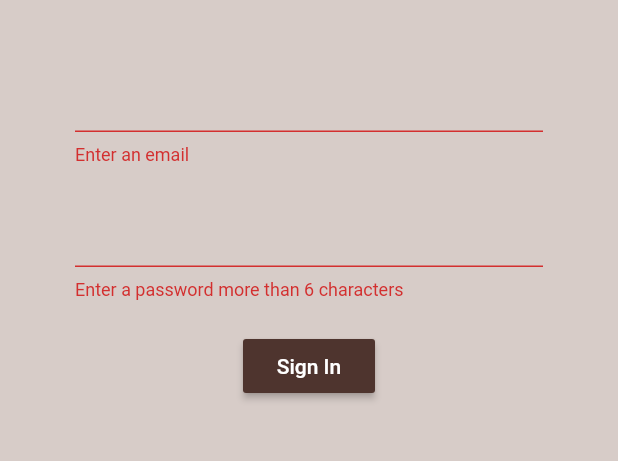
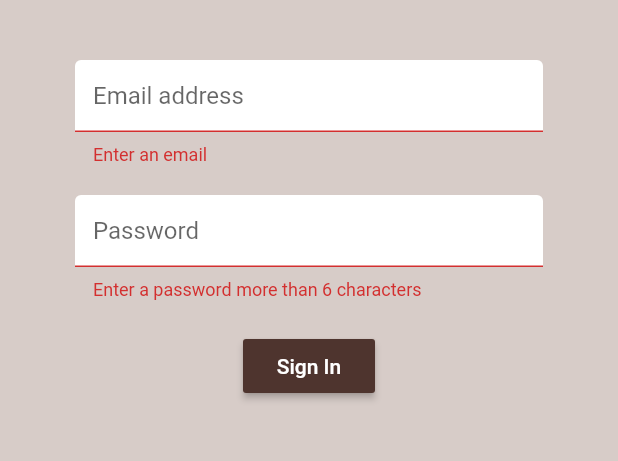
Before and after one commit to soumyadeep6845/Brewaholic, a Flutter app: the screen it shows after launch, after a tap on "Sign In", on a phone screen of 412 x 824 dp, the part 84-545 px from its top. Run offline on Flutter 3.47's test engine with Material 2 defaults, Android fonts, the phone set to English and light mode, and no system bars; our stand-ins replace firebase_auth, firebase_core; accounts and stored records are empty.

Commit message:
Added decoration to authentication screens

```diff
--- a/lib/screens/authenticate/register.dart
+++ b/lib/screens/authenticate/register.dart
@@ -1,4 +1,5 @@
 import 'package:brew_app/services/auth.dart';
+import 'package:brew_app/shared/constants.dart';
 import 'package:flutter/material.dart';
 
 class Register extends StatefulWidget {
@@ -47,6 +48,7 @@ class _RegisterState extends State<Register> {
             children: [
               SizedBox(height: 20),
               TextFormField(
+                decoration: textInputDecoration.copyWith(hintText: 'Email address'),
                 validator: (val) => val!.isEmpty ? 'Enter an email' : null,
                 onChanged: (val) {
                   setState(() {
@@ -56,6 +58,7 @@ class _RegisterState extends State<Register> {
               ),
               SizedBox(height: 20),
               TextFormField(
+                decoration: textInputDecoration.copyWith(hintText: 'Password'),
                 validator: (val) {
                   if (val!.length < 6) {
                     return 'Enter a password more than 6 characters';
@@ -81,8 +84,9 @@ class _RegisterState extends State<Register> {
                 ),
                 onPressed: () async {
                   if (_formKey.currentState!.validate()) {
-                    dynamic result = await _auth.registerWithEmailAndPassword(email, password);
-                    if(result == null) {
+                    dynamic result = await _auth.registerWithEmailAndPassword(
+                        email, password);
+                    if (result == null) {
                       setState(() {
                         error = 'Authentication failed. Please try again!';
                       });
--- a/lib/screens/authenticate/sign_in.dart
+++ b/lib/screens/authenticate/sign_in.dart
@@ -1,4 +1,5 @@
 import 'package:brew_app/services/auth.dart';
+import 'package:brew_app/shared/constants.dart';
 import 'package:flutter/material.dart';
 
 class SignIn extends StatefulWidget {
@@ -47,6 +48,7 @@ class _signInState extends State<SignIn> {
             children: [
               SizedBox(height: 20),
               TextFormField(
+                decoration: textInputDecoration.copyWith(hintText: 'Email address'),
                 validator: (val) => val!.isEmpty ? 'Enter an email' : null,
                 onChanged: (val) {
                   setState(() {
@@ -56,6 +58,7 @@ class _signInState extends State<SignIn> {
               ),
               SizedBox(height: 20),
               TextFormField(
+                decoration: textInputDecoration.copyWith(hintText: 'Password'),
                 validator: (val) {
                   if (val!.length < 6) {
                     return 'Enter a password more than 6 characters';
--- /dev/null
+++ b/lib/shared/constants.dart
@@ -0,0 +1,18 @@
+import 'package:flutter/material.dart';
+
+dynamic textInputDecoration = InputDecoration(
+  fillColor: Colors.white,
+  filled: true,
+  enabledBorder: OutlineInputBorder(
+    borderSide: BorderSide(
+      color: Colors.white,
+      width: 2,
+    ),
+  ),
+  focusedBorder: OutlineInputBorder(
+    borderSide: BorderSide(
+      color: Colors.brown.shade800,
+      width: 2,
+    ),
+  ),
+);
```
